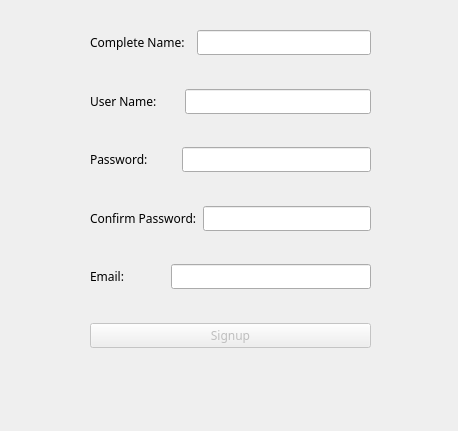
AlirezaM02/AP_Project, file signup.ui: the form before one commit.
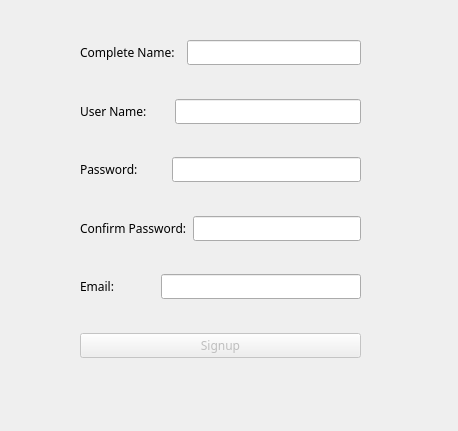
The form after the commit.

Commit message: Sign-up part signals and slots added

What changed in the file:
```diff
--- a/signup.ui
+++ b/signup.ui
@@ -16,8 +16,8 @@
   <widget class="QWidget" name="layoutWidget">
    <property name="geometry">
     <rect>
-     <x>90</x>
-     <y>30</y>
+     <x>80</x>
+     <y>40</y>
      <width>281</width>
      <height>318</height>
     </rect>
```
The commit also changes 2 other files.
